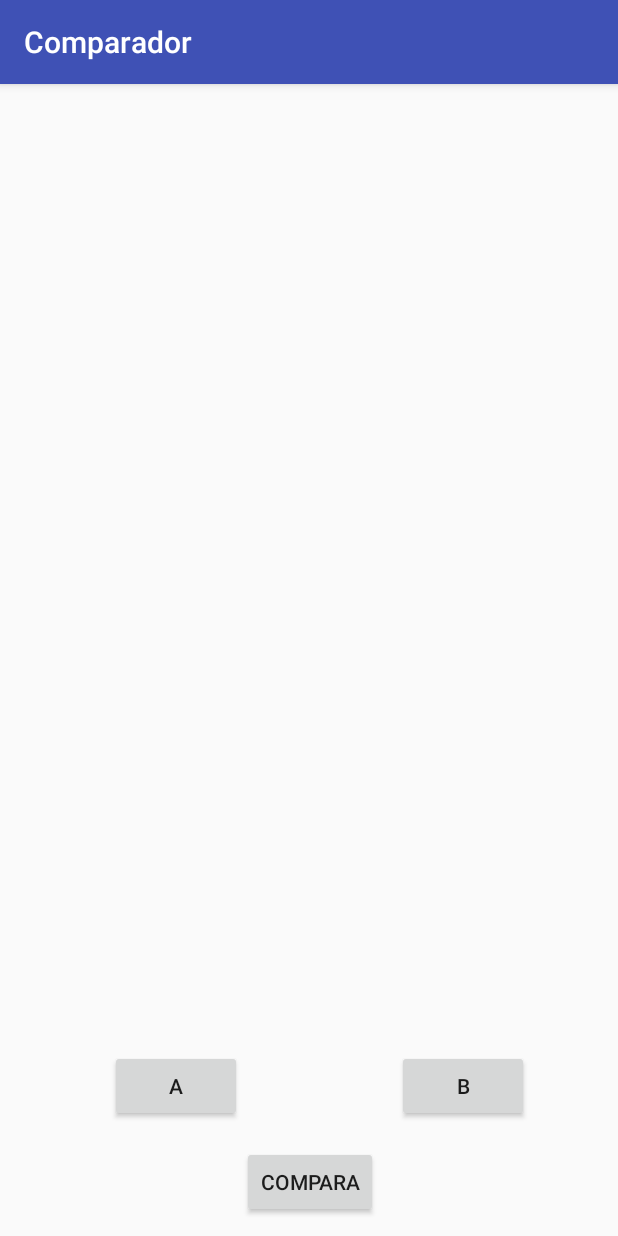
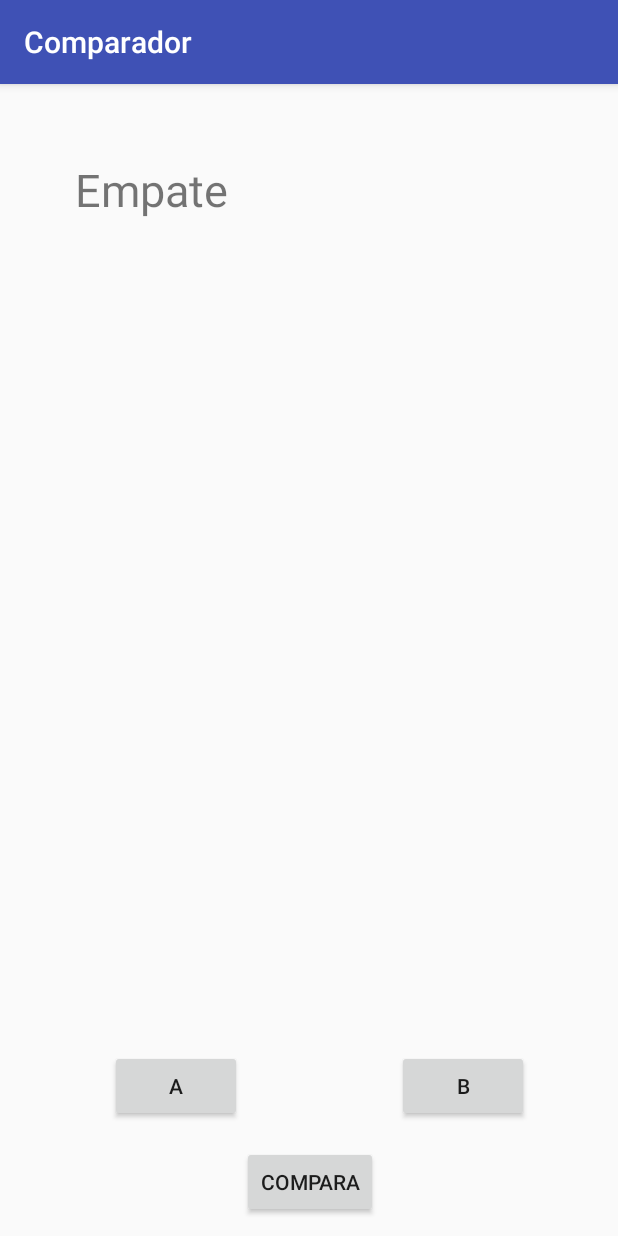
Before and after one commit to anddreaa04/LiarDice, an Android app: the screen it shows after launch (Comparador), after a tap on "COMPARA", on a phone screen of 412 x 824 dp. Run offline under Robolectric (Android 15) with nearby library versions, the phone set to English and light mode, and no system bars.

Commit message:
V3, comparador de respuestas realizado, y metodo de comparacion implementado. Arregladito

```diff
--- a/Comparador/app/src/main/java/ognos/jordi/comparador/Comparador.java
+++ b/Comparador/app/src/main/java/ognos/jordi/comparador/Comparador.java
@@ -18,6 +18,7 @@ public class Comparador extends AppCompatActivity {
 
     TextView textGenerateNumber_a;
     TextView textGenerateNumber_b;
+    TextView text_ganador;
 
     //Valores del resultado de la tirada
     int a;
@@ -33,6 +34,7 @@ public class Comparador extends AppCompatActivity {
 
         textGenerateNumber_a = (TextView) findViewById(R.id.txt_a);
         textGenerateNumber_b = (TextView) findViewById(R.id.txt_b);
+        text_ganador = (TextView) findViewById(R.id.txt_ganador);
         Button btn_compara=(Button) findViewById(R.id.btn_comparar);
         btn_compara.setVisibility(View.VISIBLE);
 
@@ -45,13 +47,19 @@ public class Comparador extends AppCompatActivity {
 
 
         if(a<b){
-            Toast.makeText(this, "Gana el jugador B", Toast.LENGTH_SHORT).show();
+            String gana_b= "Gana el jugador B";
+            text_ganador.setText(gana_b);
+            //Toast.makeText(this, "Gana el jugador B", Toast.LENGTH_SHORT).show();
         }
         else if (a>b){
-            Toast.makeText(this, "Gana el jugador A", Toast.LENGTH_SHORT).show();
+            String gana_a= "Gana el jugador A";
+            text_ganador.setText(gana_a);
+            //Toast.makeText(this, "Gana el jugador A", Toast.LENGTH_SHORT).show();
         }
         else{
-            Toast.makeText(this, "Empate", Toast.LENGTH_SHORT).show();
+            String empate= "Empate";
+            text_ganador.setText(empate);
+            //Toast.makeText(this, "Empate", Toast.LENGTH_SHORT).show();
         }
     }
 
--- a/Comparador/app/src/main/res/layout/activity_comparador.xml
+++ b/Comparador/app/src/main/res/layout/activity_comparador.xml
@@ -42,7 +42,8 @@
         android:layout_marginBottom="79dp"
         android:layout_marginLeft="13dp"
         android:layout_marginStart="13dp"
-        android:text="@string/txt_a" />
+        android:text="@string/txt_a"
+        android:textSize="40sp" />
 
     <TextView
         android:id="@+id/txt_b"
@@ -53,17 +54,19 @@
         android:layout_alignStart="@+id/btn_b"
         android:layout_marginLeft="12dp"
         android:layout_marginStart="12dp"
-        android:text="@string/txt_b" />
+        android:text="@string/txt_b"
+        android:textSize="40sp" />
 
     <TextView
         android:id="@+id/txt_ganador"
         android:layout_width="wrap_content"
         android:layout_height="wrap_content"
-        android:layout_above="@+id/txt_a"
-        android:layout_marginBottom="135dp"
-        android:layout_toEndOf="@+id/btn_a"
-        android:layout_toRightOf="@+id/btn_a"
-        android:text="@string/txt_ganador" />
+        android:layout_marginLeft="50dp"
+        android:layout_marginRight="50dp"
+        android:layout_marginTop="50dp"
+        android:elevation="1dp"
+        android:text="@string/txt_ganador"
+        android:textSize="30sp" />
 
     <Button
         android:id="@+id/btn_comparar"
```
